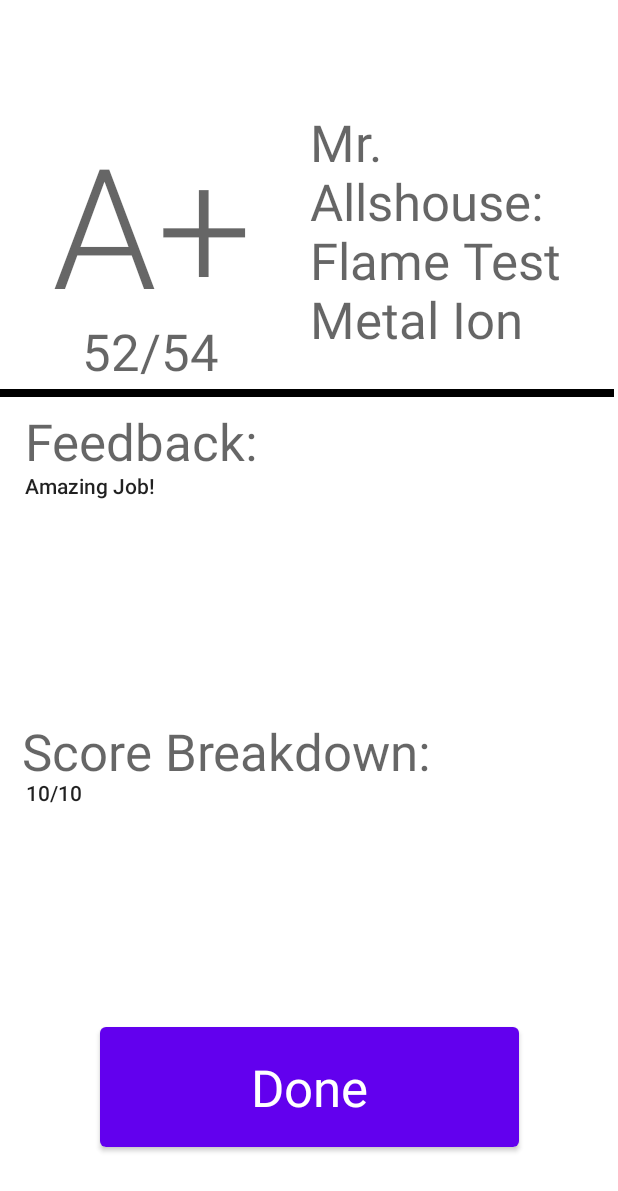
After one commit to ashmithry/GradingHat, an Android app: the layout fragment_graded_paper.xml on its own in the app's theme, with its tools: preview values and no code run, on a phone screen of 412 x 824 dp. The commit adds this screen. Shown: the top 1191 px of the screen. Run offline under Robolectric (Android 15) with nearby library versions, the phone set to English and light mode, and no system bars.

Commit message:
Added a graded paper fragment

```diff
--- /dev/null
+++ b/app/src/main/java/com/example/cac2023/ui/graded_paper/GradedPaperFragment.java
@@ -0,0 +1,31 @@
+package com.example.cac2023.ui.graded_paper;
+
+import android.os.Bundle;
+import android.view.LayoutInflater;
+import android.view.View;
+import android.view.ViewGroup;
+
+import androidx.annotation.NonNull;
+import androidx.fragment.app.Fragment;
+
+import com.example.cac2023.databinding.FragmentDashboardBinding;
+
+public class GradedPaperFragment extends Fragment {
+
+    private FragmentDashboardBinding binding;
+
+    public View onCreateView(@NonNull LayoutInflater inflater,
+                             ViewGroup container, Bundle savedInstanceState) {
+
+        binding = FragmentDashboardBinding.inflate(inflater, container, false);
+        View root = binding.getRoot();
+
+        return root;
+    }
+
+    @Override
+    public void onDestroyView() {
+        super.onDestroyView();
+        binding = null;
+    }
+}
--- /dev/null
+++ b/app/src/main/res/layout/fragment_graded_paper.xml
@@ -0,0 +1,141 @@
+<?xml version="1.0" encoding="utf-8"?>
+<androidx.constraintlayout.widget.ConstraintLayout xmlns:android="http://schemas.android.com/apk/res/android"
+    xmlns:app="http://schemas.android.com/apk/res-auto"
+    xmlns:tools="http://schemas.android.com/tools"
+    android:layout_width="match_parent"
+    android:layout_height="match_parent"
+    tools:context=".ui.graded_paper.GradedPaperFragment">
+
+    <Button
+        android:id="@+id/paper_grade_button2"
+        android:layout_width="279dp"
+        android:layout_height="92dp"
+        android:text="Done"
+        android:textAppearance="@style/TextAppearance.AppCompat.Display1"
+
+        app:layout_constraintBottom_toBottomOf="parent"
+        app:layout_constraintEnd_toEndOf="parent"
+        app:layout_constraintStart_toStartOf="parent"
+        app:layout_constraintTop_toTopOf="parent"
+        app:layout_constraintVertical_bias="0.927" />
+
+    <TextView
+        android:id="@+id/grade_letter_text"
+        android:layout_width="140dp"
+        android:layout_height="134dp"
+        android:text="A+"
+        android:textAlignment="center"
+
+        android:textAppearance="@style/TextAppearance.AppCompat.Display4"
+        app:layout_constraintBottom_toBottomOf="parent"
+        app:layout_constraintEnd_toEndOf="parent"
+        app:layout_constraintHorizontal_bias="0.114"
+        app:layout_constraintStart_toStartOf="parent"
+        app:layout_constraintTop_toTopOf="parent"
+        app:layout_constraintVertical_bias="0.107" />
+
+    <TextView
+        android:id="@+id/points_text"
+        android:layout_width="94dp"
+        android:layout_height="44dp"
+        android:text="52/54"
+        android:textAlignment="center"
+        android:textAppearance="@style/TextAppearance.AppCompat.Display1"
+
+        app:layout_constraintBottom_toBottomOf="parent"
+        app:layout_constraintEnd_toEndOf="parent"
+        app:layout_constraintHorizontal_bias="0.167"
+        app:layout_constraintStart_toStartOf="parent"
+        app:layout_constraintTop_toTopOf="parent"
+        app:layout_constraintVertical_bias="0.271" />
+
+    <TextView
+        android:id="@+id/title_teacher_text"
+        android:layout_width="189dp"
+        android:layout_height="197dp"
+        android:text="Mr. Allshouse: Flame Test Metal Ion"
+        android:textAppearance="@style/TextAppearance.AppCompat.Display1"
+        app:layout_constraintBottom_toBottomOf="parent"
+        app:layout_constraintEnd_toEndOf="parent"
+        app:layout_constraintHorizontal_bias="0.927"
+        app:layout_constraintStart_toStartOf="parent"
+        app:layout_constraintTop_toTopOf="parent"
+        app:layout_constraintVertical_bias="0.115" />
+
+    <View
+        android:id="@+id/divider"
+        android:layout_width="409dp"
+        android:layout_height="5dp"
+        android:background="@color/black"
+        app:layout_constraintBottom_toBottomOf="parent"
+        app:layout_constraintEnd_toEndOf="parent"
+        app:layout_constraintHorizontal_bias="0.0"
+        app:layout_constraintStart_toStartOf="parent"
+        app:layout_constraintTop_toTopOf="parent"
+        app:layout_constraintVertical_bias="0.317" />
+
+
+    <TextView
+        android:id="@+id/feedback_title_text"
+        android:layout_width="382dp"
+        android:layout_height="42dp"
+        android:text="Feedback:"
+        android:textAppearance="@style/TextAppearance.AppCompat.Display1"
+        app:layout_constraintBottom_toBottomOf="parent"
+        app:layout_constraintEnd_toEndOf="parent"
+        app:layout_constraintHorizontal_bias="0.551"
+        app:layout_constraintStart_toStartOf="parent"
+        app:layout_constraintTop_toTopOf="parent"
+        app:layout_constraintVertical_bias="0.347" />
+
+    <ScrollView
+        android:layout_width="376dp"
+        android:layout_height="141dp"
+        app:layout_constraintBottom_toBottomOf="parent"
+        app:layout_constraintEnd_toEndOf="parent"
+        app:layout_constraintHorizontal_bias="0.457"
+        app:layout_constraintStart_toStartOf="parent"
+        app:layout_constraintTop_toTopOf="parent"
+        app:layout_constraintVertical_bias="0.46">
+
+        <TextView
+            android:id="@+id/feedback_text"
+            android:layout_width="match_parent"
+            android:layout_height="wrap_content"
+            android:text="Amazing Job!"
+            android:textAppearance="@style/TextAppearance.AppCompat.Body2" />
+    </ScrollView>
+
+    <TextView
+        android:id="@+id/breakdown_title_text"
+        android:layout_width="382dp"
+        android:layout_height="42dp"
+        android:text="Score Breakdown:"
+        android:textAppearance="@style/TextAppearance.AppCompat.Display1"
+        app:layout_constraintBottom_toBottomOf="parent"
+        app:layout_constraintEnd_toEndOf="parent"
+        app:layout_constraintHorizontal_bias="0.482"
+        app:layout_constraintStart_toStartOf="parent"
+        app:layout_constraintTop_toTopOf="parent"
+        app:layout_constraintVertical_bias="0.611" />
+
+    <ScrollView
+        android:layout_width="376dp"
+        android:layout_height="141dp"
+        app:layout_constraintBottom_toBottomOf="parent"
+        app:layout_constraintEnd_toEndOf="parent"
+        app:layout_constraintHorizontal_bias="0.485"
+        app:layout_constraintStart_toStartOf="parent"
+        app:layout_constraintTop_toTopOf="parent"
+        app:layout_constraintVertical_bias="0.76">
+
+        <TextView
+            android:id="@+id/breakdown_text"
+            android:layout_width="match_parent"
+            android:layout_height="wrap_content"
+            android:text="10/10"
+            android:textAppearance="@style/TextAppearance.AppCompat.Body2" />
+    </ScrollView>
+    s
+
+</androidx.constraintlayout.widget.ConstraintLayout>
--- a/app/src/main/res/layout/fragment_papers.xml
+++ b/app/src/main/res/layout/fragment_papers.xml
@@ -6,17 +6,8 @@
     android:layout_height="match_parent"
     tools:context=".ui.papers.PapersFragment">
 
-    <TextView
-        android:id="@+id/text_home"
+    <LinearLayout
         android:layout_width="match_parent"
-        android:layout_height="wrap_content"
-        android:layout_marginStart="8dp"
-        android:layout_marginTop="8dp"
-        android:layout_marginEnd="8dp"
-        android:textAlignment="center"
-        android:textSize="20sp"
-        app:layout_constraintBottom_toBottomOf="parent"
-        app:layout_constraintEnd_toEndOf="parent"
-        app:layout_constraintStart_toStartOf="parent"
-        app:layout_constraintTop_toTopOf="parent" />
+        android:layout_height="match_parent"
+        android:orientation="vertical"></LinearLayout>
 </androidx.constraintlayout.widget.ConstraintLayout>
```
